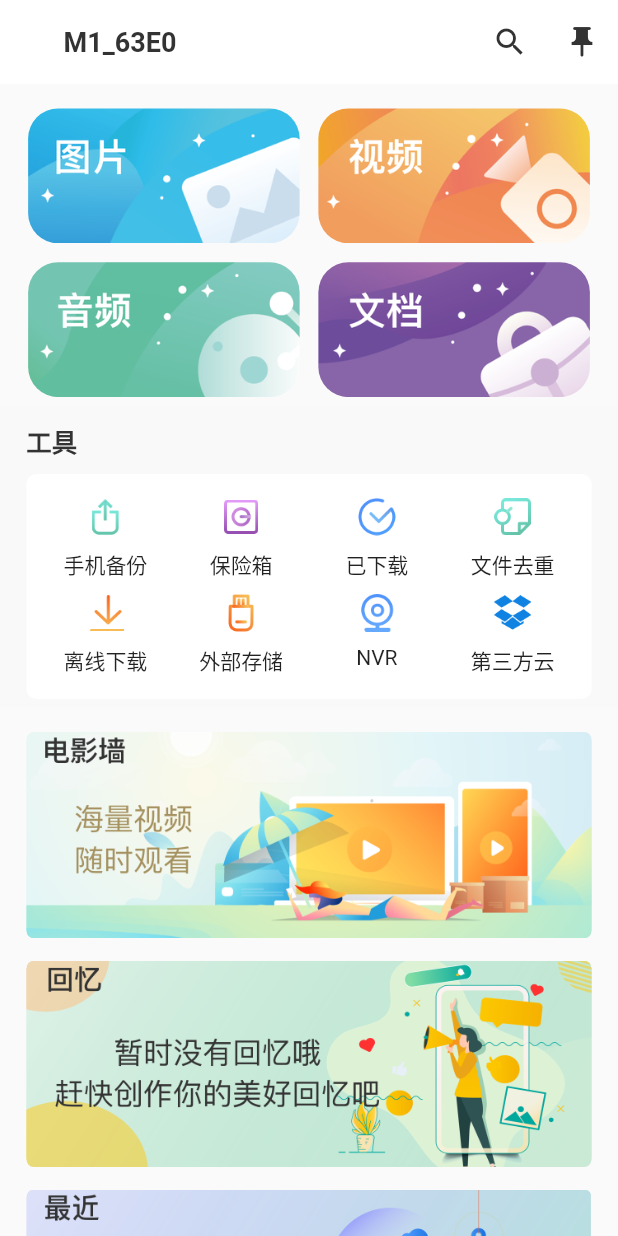
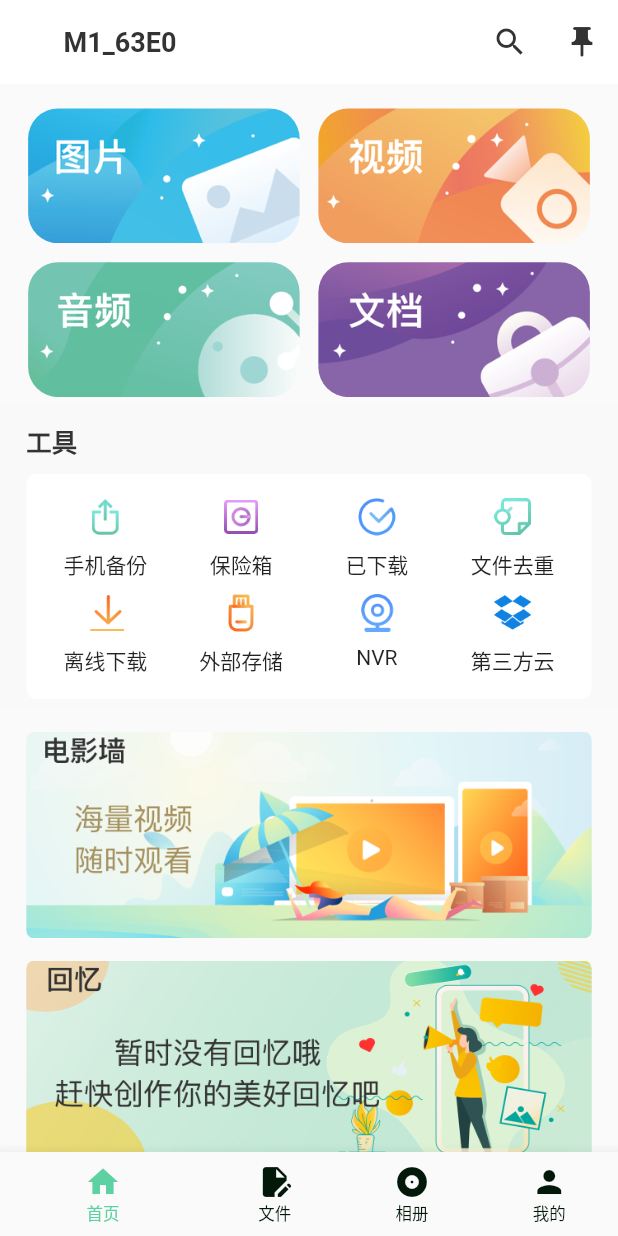
Before and after one commit to weihaihan066078/Mcloud_flutter, a Flutter app: the screen it shows after launch, on a phone screen of 412 x 824 dp. Run offline on Flutter 3.47's test engine with Material 2 defaults, Android fonts, the phone set to English and light mode, and no system bars; Roboto replaces fonts that are missing (Medium).

Commit message:
flutter  path changed  && tabbar

```diff
--- /dev/null
+++ b/lib/RootPages/Tab.dart
@@ -0,0 +1,53 @@
+import 'package:flutter/material.dart';
+import 'utils.dart';
+import 'HomePage.dart';
+import 'AlbumPage.dart';
+import 'FilePage.dart';
+import 'MinePage.dart';
+
+
+class Tabs extends StatefulWidget {
+  const Tabs({super.key});
+
+  @override
+  State<Tabs> createState() => _TabsState();
+}
+
+class _TabsState extends State<Tabs> {
+
+  var _currentIndex = 0;
+
+  final _pageList = const [
+    HomePage(),
+    FilePage(),
+    AlbumPage(),
+    MinePage()
+  ];
+
+  @override
+  Widget build(BuildContext context) {
+    return Scaffold(
+      body: _pageList[_currentIndex],
+      bottomNavigationBar: BottomNavigationBar(
+        items: const [
+          BottomNavigationBarItem(icon: Icon(Icons.home),label: '首页'),
+          BottomNavigationBarItem(icon: Icon(Icons.edit_document),label: '文件'),
+          BottomNavigationBarItem(icon: Icon(Icons.album),label: '相册'),
+          BottomNavigationBarItem(icon: Icon(Icons.person),label: '我的')
+        ],
+        backgroundColor: Colors.white,
+        currentIndex: _currentIndex,
+        selectedItemColor: ColorUtils.hexColor('#5dd1a2'),
+        selectedLabelStyle: TextStyle(fontSize: 11,color: ColorUtils.hexColor('#383636')),
+        showUnselectedLabels: true,
+        unselectedItemColor: ColorUtils.hexColor('#02190a'),
+        unselectedLabelStyle: TextStyle(fontSize: 11,color: ColorUtils.hexColor('#999999')),
+        onTap: (index) {
+          setState(() {
+            _currentIndex = index;
+          });
+        },
+      ),
+    );
+  }
+}
--- a/lib/main.dart
+++ b/lib/main.dart
@@ -1,6 +1,5 @@
 import 'package:flutter/material.dart';
-import 'home.dart';
-
+import 'RootPages/Tab.dart';
 void main() {
   runApp(const MainApp());
 }
@@ -11,7 +10,7 @@ class MainApp extends StatelessWidget {
   @override
   Widget build(BuildContext context) {
     return const MaterialApp(
-      home: HomePage(),
+      home: Tabs(),
     );
   }
 }
```
Also changed, not shown: lib/RootPages/AlbumPage.dart (added, +17 -0 lines), lib/RootPages/FilePage.dart (added, +17 -0 lines), lib/RootPages/MinePage.dart (added, +17 -0 lines), lib/RootPages/HomePage.dart (renamed from lib/home.dart), lib/RootPages/utils.dart (renamed from lib/utils.dart), 19 other files.
